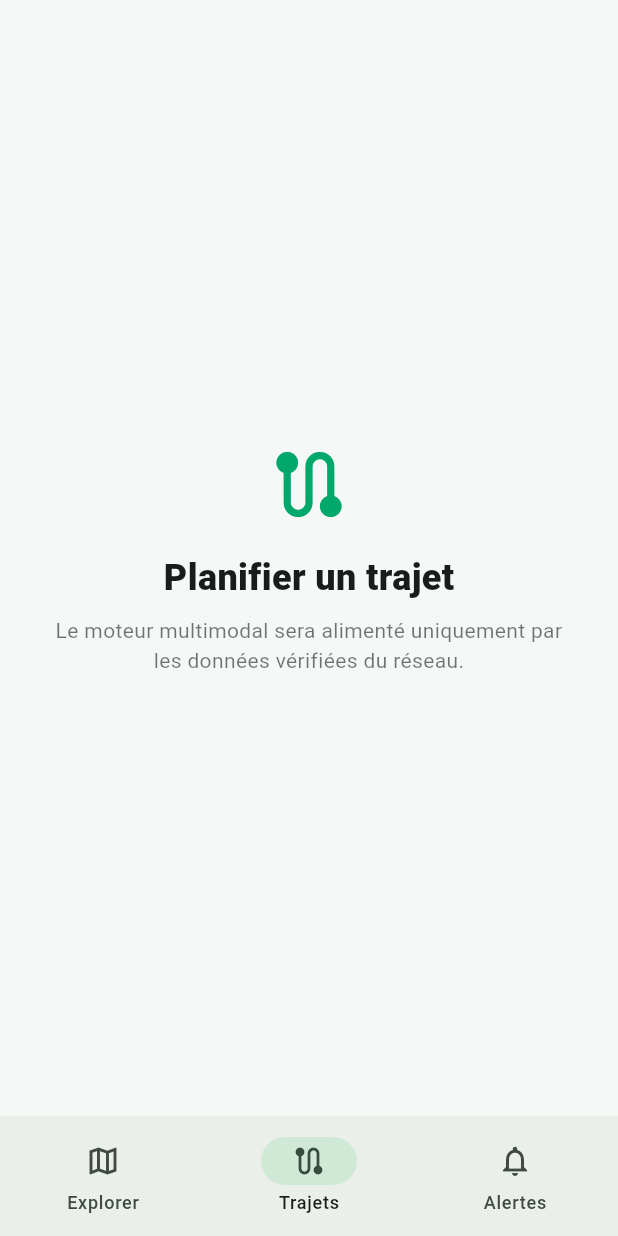
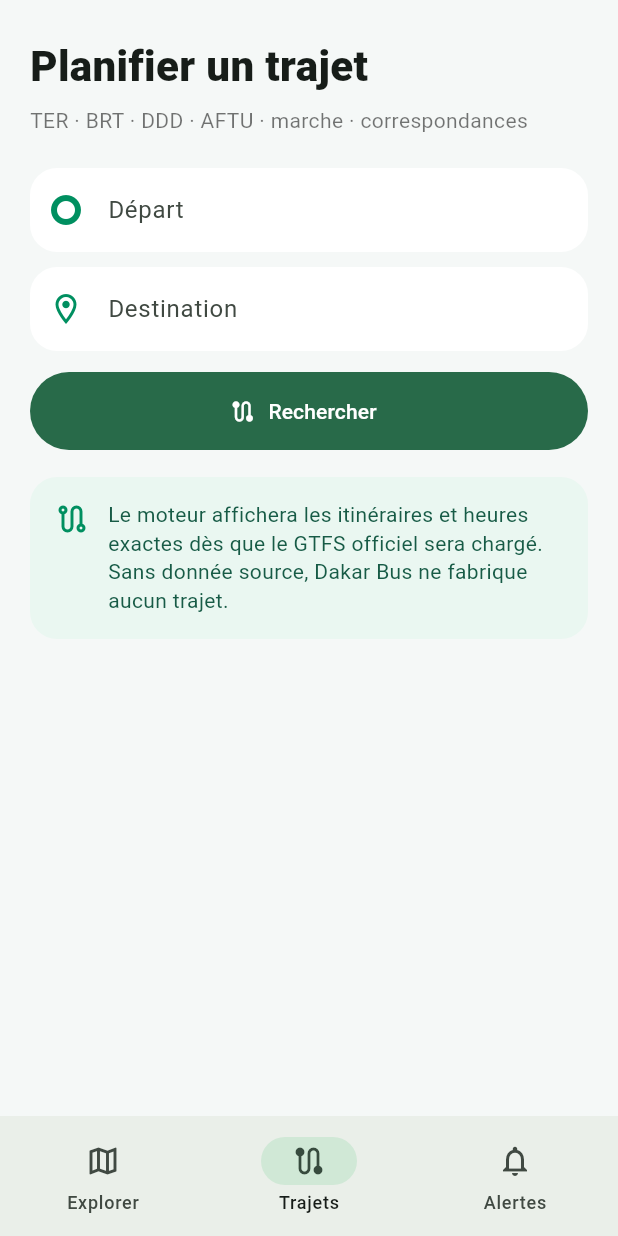
Before and after one commit to yanks880/Dakar-trajet, a Flutter app: the screen it shows after launch, item 2 of the bottom bar chosen, on a phone screen of 412 x 824 dp. Run offline on Flutter 3.47's test engine with Material 3 defaults, Android fonts, the phone set to English and light mode, and no system bars; our stand-ins replace flutter_map, geolocator, latlong2; Roboto replaces fonts that are missing (sans).

Commit message:
feat: add multimodal search, verified schedules and GPS UI

```diff
--- a/lib/main.dart
+++ b/lib/main.dart
@@ -1,55 +1,38 @@
 import 'package:flutter/material.dart';
 import 'package:flutter_map/flutter_map.dart';
 import 'package:latlong2/latlong.dart';
+
+import 'data/verified_network.dart';
+import 'domain/mobility_models.dart';
+import 'services/gps_service.dart';
 
 void main() => runApp(const DakarBusApp());
 
 class DakarBusApp extends StatelessWidget {
   const DakarBusApp({super.key});
-
   @override
-  Widget build(BuildContext context) {
-    return MaterialApp(
+  Widget build(BuildContext context) => MaterialApp(
     title: 'Dakar Bus',
     debugShowCheckedModeBanner: false,
     theme: ThemeData(
       useMaterial3: true,
-        fontFamily: 'sans',
-        colorScheme: ColorScheme.fromSeed(
-          seedColor: const Color(0xFF00A86B),
-          brightness: Brightness.light,
-        ),
+      colorScheme: ColorScheme.fromSeed(seedColor: const Color(0xFF00A86B), brightness: Brightness.light),
       scaffoldBackgroundColor: const Color(0xFFF5F8F7),
     ),
     home: const HomePage(),
   );
 }
-}
 
 class HomePage extends StatefulWidget {
   const HomePage({super.key});
-  @override
-  State<HomePage> createState() => _HomePageState();
+  @override State<HomePage> createState() => _HomePageState();
 }
 
 class _HomePageState extends State<HomePage> {
   int tab = 0;
-
-  static const dakar = LatLng(14.7167, -17.4677);
-
   @override
-  Widget build(BuildContext context) {
-    return Scaffold(
-      body: SafeArea(
-        child: IndexedStack(
-          index: tab,
-          children: const [
-            ExplorerPage(),
-            SearchPage(),
-            AlertsPage(),
-          ],
-        ),
-      ),
+  Widget build(BuildContext context) => Scaffold(
+    body: SafeArea(child: IndexedStack(index: tab, children: const [ExplorerPage(), SearchPage(), AlertsPage()])),
     bottomNavigationBar: NavigationBar(
       selectedIndex: tab,
       onDestinationSelected: (i) => setState(() => tab = i),
@@ -61,121 +44,100 @@
     ),
   );
 }
+
+class ExplorerPage extends StatefulWidget {
+  const ExplorerPage({super.key});
+  @override State<ExplorerPage> createState() => _ExplorerPageState();
 }
 
-class ExplorerPage extends StatelessWidget {
-  const ExplorerPage({super.key});
+class _ExplorerPageState extends State<ExplorerPage> {
+  String gpsLabel = 'Ma position';
+
+  Future<void> locate() async {
+    final position = await GpsService().currentPosition();
+    if (!mounted) return;
+    setState(() {
+      gpsLabel = position == null
+          ? 'Position indisponible'
+          : 'GPS · ${position.latitude.toStringAsFixed(4)}, ${position.longitude.toStringAsFixed(4)}';
+    });
+  }
 
   @override
-  Widget build(BuildContext context) {
-    return CustomScrollView(
+  Widget build(BuildContext context) => CustomScrollView(
     slivers: [
       SliverPadding(
         padding: const EdgeInsets.fromLTRB(20, 18, 20, 8),
         sliver: SliverToBoxAdapter(
-            child: Row(
-              children: [
-                const Expanded(
-                  child: Column(
+          child: Row(children: [
+            const Expanded(child: Column(
               crossAxisAlignment: CrossAxisAlignment.start,
               children: [
                 Text('DAKAR BUS', style: TextStyle(fontSize: 25, fontWeight: FontWeight.w900, letterSpacing: -0.8)),
                 SizedBox(height: 3),
                 Text('Votre mobilité, simplement.', style: TextStyle(color: Colors.black54)),
               ],
-                  ),
-                ),
+            )),
             Container(
               decoration: BoxDecoration(color: const Color(0xFFE3F6EE), borderRadius: BorderRadius.circular(16)),
-                  child: IconButton(onPressed: () {}, icon: const Icon(Icons.my_location, color: Color(0xFF008F60))),
+              child: IconButton(tooltip: 'Utiliser le GPS', onPressed: locate, icon: const Icon(Icons.my_location, color: Color(0xFF008F60))),
             ),
-              ],
-            ),
+          ]),
         ),
       ),
       SliverPadding(
         padding: const EdgeInsets.symmetric(horizontal: 20, vertical: 8),
-          sliver: SliverToBoxAdapter(
-            child: Container(
-              decoration: BoxDecoration(
-                color: Colors.white,
-                borderRadius: BorderRadius.circular(22),
-                boxShadow: [BoxShadow(color: Colors.black.withOpacity(.07), blurRadius: 24, offset: const Offset(0, 8))],
-              ),
+        sliver: SliverToBoxAdapter(child: Container(
+          decoration: BoxDecoration(color: Colors.white, borderRadius: BorderRadius.circular(22), boxShadow: [BoxShadow(color: Colors.black.withOpacity(.07), blurRadius: 24, offset: const Offset(0, 8))]),
           child: const Padding(
             padding: EdgeInsets.all(16),
-                child: Row(
-                  children: [
-                    Icon(Icons.search, color: Color(0xFF008F60)),
-                    SizedBox(width: 12),
+            child: Row(children: [
+              Icon(Icons.search, color: Color(0xFF008F60)), SizedBox(width: 12),
               Expanded(child: Text('Où voulez-vous aller ?', style: TextStyle(fontSize: 16, color: Colors.black54))),
               Icon(Icons.tune, size: 20, color: Colors.black45),
-                  ],
+            ]),
           ),
-              ),
-            ),
-          ),
+        )),
       ),
       SliverPadding(
-          padding: const EdgeInsets.fromLTRB(20, 8, 20, 12),
-          sliver: SliverToBoxAdapter(
-            child: ClipRRect(
+        padding: const EdgeInsets.fromLTRB(20, 4, 20, 12),
+        sliver: SliverToBoxAdapter(child: Text(gpsLabel, style: const TextStyle(fontSize: 12, color: Colors.black54))),
+      ),
+      SliverPadding(
+        padding: const EdgeInsets.fromLTRB(20, 4, 20, 12),
+        sliver: SliverToBoxAdapter(child: ClipRRect(
           borderRadius: BorderRadius.circular(28),
           child: SizedBox(
-                height: 330,
-                child: Stack(
-                  children: [
+            height: 300,
+            child: Stack(children: [
               FlutterMap(
                 options: const MapOptions(initialCenter: LatLng(14.7167, -17.4677), initialZoom: 12.2),
                 children: [
-                        TileLayer(
-                          urlTemplate: 'https://tile.openstreetmap.org/{z}/{x}/{y}.png',
-                          userAgentPackageName: 'com.dakarbus.app',
-                        ),
-                        const RichAttributionWidget(
-                          attributions: [TextSourceAttribution('OpenStreetMap contributors')],
-                        ),
+                  TileLayer(urlTemplate: 'https://tile.openstreetmap.org/{z}/{x}/{y}.png', userAgentPackageName: 'com.dakarbus.app'),
+                  const RichAttributionWidget(attributions: [TextSourceAttribution('OpenStreetMap contributors')]),
                 ],
               ),
+              const Positioned(top: 14, left: 14, child: _MapPill(icon: Icons.layers_outlined, label: 'Réseau')),
               Positioned(
-                      top: 14,
-                      left: 14,
-                      child: _MapPill(icon: Icons.layers_outlined, label: 'Réseau'),
-                    ),
-                    Positioned(
-                      bottom: 14,
-                      right: 14,
+                bottom: 14, right: 14,
                 child: FloatingActionButton.small(
-                        heroTag: 'gps',
-                        backgroundColor: Colors.white,
-                        foregroundColor: const Color(0xFF008F60),
-                        onPressed: () {},
-                        child: const Icon(Icons.my_location),
+                  heroTag: 'gps', backgroundColor: Colors.white, foregroundColor: const Color(0xFF008F60),
+                  onPressed: locate, child: const Icon(Icons.my_location),
                 ),
               ),
-                  ],
+            ]),
           ),
-              ),
-            ),
-          ),
+        )),
       ),
       const SliverPadding(
         padding: EdgeInsets.fromLTRB(20, 8, 20, 6),
-          sliver: SliverToBoxAdapter(child: Text('Réseau', style: TextStyle(fontSize: 20, fontWeight: FontWeight.w800))),
+        sliver: SliverToBoxAdapter(child: Text('Horaires & passages', style: TextStyle(fontSize: 20, fontWeight: FontWeight.w800))),
       ),
       SliverPadding(
-          padding: const EdgeInsets.fromLTRB(20, 4, 20, 24),
-          sliver: SliverToBoxAdapter(
-            child: Wrap(
-              spacing: 10,
-              runSpacing: 10,
-              children: const [
-                _ModeChip('TER', Icons.train_outlined),
-                _ModeChip('BRT', Icons.directions_bus_outlined),
-                _ModeChip('DDD', Icons.directions_bus_filled_outlined),
-                _ModeChip('AFTU', Icons.airport_shuttle_outlined),
-              ],
-            ),
+        padding: const EdgeInsets.fromLTRB(20, 4, 20, 12),
+        sliver: SliverList.builder(
+          itemCount: VerifiedNetwork.initialDepartures.length,
+          itemBuilder: (context, index) => _ScheduleCard(departure: VerifiedNetwork.initialDepartures[index]),
         ),
       ),
       const SliverPadding(
@@ -185,29 +147,54 @@
     ],
   );
 }
+
+class SearchPage extends StatefulWidget {
+  const SearchPage({super.key});
+  @override State<SearchPage> createState() => _SearchPageState();
 }
 
-class SearchPage extends StatelessWidget {
-  const SearchPage({super.key});
+class _SearchPageState extends State<SearchPage> {
+  final from = TextEditingController();
+  final to = TextEditingController();
+  bool searching = false;
+
+  void search() {
+    FocusScope.of(context).unfocus();
+    setState(() => searching = true);
+    Future.delayed(const Duration(milliseconds: 500), () {
+      if (mounted) setState(() => searching = false);
+    });
+  }
 
   @override
-  Widget build(BuildContext context) => const Center(
-    child: Padding(
-      padding: EdgeInsets.all(28),
-      child: Column(mainAxisAlignment: MainAxisAlignment.center, children: [
-        Icon(Icons.route, size: 58, color: Color(0xFF00A86B)),
-        SizedBox(height: 16),
-        Text('Planifier un trajet', style: TextStyle(fontSize: 24, fontWeight: FontWeight.w800)),
-        SizedBox(height: 8),
-        Text('Le moteur multimodal sera alimenté uniquement par les données vérifiées du réseau.', textAlign: TextAlign.center, style: TextStyle(color: Colors.black54, height: 1.4)),
-      ]),
+  void dispose() { from.dispose(); to.dispose(); super.dispose(); }
+
+  @override
+  Widget build(BuildContext context) => ListView(
+    padding: const EdgeInsets.fromLTRB(20, 24, 20, 28),
+    children: [
+      const Text('Planifier un trajet', style: TextStyle(fontSize: 28, fontWeight: FontWeight.w900)),
+      const SizedBox(height: 6),
+      const Text('TER · BRT · DDD · AFTU · marche · correspondances', style: TextStyle(color: Colors.black54)),
+      const SizedBox(height: 22),
+      _SearchField(controller: from, label: 'Départ', icon: Icons.trip_origin),
+      const SizedBox(height: 10),
+      _SearchField(controller: to, label: 'Destination', icon: Icons.location_on_outlined),
+      const SizedBox(height: 14),
+      FilledButton.icon(
+        onPressed: searching ? null : search,
+        icon: const Icon(Icons.route),
+        label: Text(searching ? 'Recherche…' : 'Rechercher'),
+        style: FilledButton.styleFrom(minimumSize: const Size.fromHeight(52)),
       ),
+      const SizedBox(height: 18),
+      const _EngineNotice(),
+    ],
   );
 }
 
 class AlertsPage extends StatelessWidget {
   const AlertsPage({super.key});
-
   @override
   Widget build(BuildContext context) => const Center(
     child: Padding(
@@ -223,6 +210,69 @@
   );
 }
 
+class _ScheduleCard extends StatelessWidget {
+  final Departure departure;
+  const _ScheduleCard({required this.departure});
+  @override
+  Widget build(BuildContext context) {
+    final available = departure.status != ScheduleStatus.unknown;
+    return Container(
+      margin: const EdgeInsets.only(bottom: 10),
+      padding: const EdgeInsets.all(15),
+      decoration: BoxDecoration(color: Colors.white, borderRadius: BorderRadius.circular(20), border: Border.all(color: const Color(0xFFE1ECE7))),
+      child: Row(children: [
+        Container(
+          width: 44, height: 44,
+          decoration: BoxDecoration(color: available ? const Color(0xFFE5F7EF) : const Color(0xFFF0F2F1), borderRadius: BorderRadius.circular(14)),
+          child: Icon(departure.mode == MobilityMode.ter ? Icons.train_outlined : Icons.directions_bus_outlined, color: available ? const Color(0xFF008F60) : Colors.black45),
+        ),
+        const SizedBox(width: 12),
+        Expanded(child: Column(crossAxisAlignment: CrossAxisAlignment.start, children: [
+          Text(departure.label, style: const TextStyle(fontWeight: FontWeight.w900)),
+          const SizedBox(height: 3),
+          Text(departure.direction ?? '', style: const TextStyle(color: Colors.black54, fontSize: 12)),
+          const SizedBox(height: 4),
+          Text(
+            departure.mode == MobilityMode.brt ? '06:00–21:00 · départ toutes les 6 mn' : departure.waitLabel,
+            style: TextStyle(color: available ? const Color(0xFF008F60) : Colors.black45, fontWeight: FontWeight.w800, fontSize: 13),
+          ),
+        ])),
+      ]),
+    );
+  }
+}
+
+class _EngineNotice extends StatelessWidget {
+  const _EngineNotice();
+  @override
+  Widget build(BuildContext context) => Container(
+    padding: const EdgeInsets.all(16),
+    decoration: BoxDecoration(color: const Color(0xFFEAF7F1), borderRadius: BorderRadius.circular(18)),
+    child: const Row(crossAxisAlignment: CrossAxisAlignment.start, children: [
+      Icon(Icons.route_outlined, color: Color(0xFF008F60)), SizedBox(width: 12),
+      Expanded(child: Text('Le moteur affichera les itinéraires et heures exactes dès que le GTFS officiel sera chargé. Sans donnée source, Dakar Bus ne fabrique aucun trajet.', style: TextStyle(color: Color(0xFF175B46), height: 1.35))),
+    ]),
+  );
+}
+
+class _SearchField extends StatelessWidget {
+  final TextEditingController controller;
+  final String label;
+  final IconData icon;
+  const _SearchField({required this.controller, required this.label, required this.icon});
+  @override
+  Widget build(BuildContext context) => TextField(
+    controller: controller,
+    textInputAction: TextInputAction.next,
+    decoration: InputDecoration(
+      labelText: label,
+      prefixIcon: Icon(icon, color: const Color(0xFF008F60)),
+      filled: true, fillColor: Colors.white,
+      border: OutlineInputBorder(borderRadius: BorderRadius.circular(18), borderSide: BorderSide.none),
+    ),
+  );
+}
+
 class _MapPill extends StatelessWidget {
   final IconData icon;
   final String label;
@@ -234,18 +284,6 @@
   );
 }
 
-class _ModeChip extends StatelessWidget {
-  final String label;
-  final IconData icon;
-  const _ModeChip(this.label, this.icon);
-  @override
-  Widget build(BuildContext context) => Container(
-    padding: const EdgeInsets.symmetric(horizontal: 14, vertical: 11),
-    decoration: BoxDecoration(color: Colors.white, borderRadius: BorderRadius.circular(16), border: Border.all(color: const Color(0xFFDDE9E4))),
-    child: Row(mainAxisSize: MainAxisSize.min, children: [Icon(icon, size: 19, color: const Color(0xFF008F60)), const SizedBox(width: 7), Text(label, style: const TextStyle(fontWeight: FontWeight.w800))]),
-  );
-}
-
 class _DataNotice extends StatelessWidget {
   const _DataNotice();
   @override
@@ -253,9 +291,8 @@
     padding: const EdgeInsets.all(16),
     decoration: BoxDecoration(color: const Color(0xFFEAF7F1), borderRadius: BorderRadius.circular(18)),
     child: const Row(crossAxisAlignment: CrossAxisAlignment.start, children: [
-      Icon(Icons.shield_outlined, color: Color(0xFF008F60)),
-      SizedBox(width: 12),
-      Expanded(child: Text('Données vérifiées uniquement. Les horaires, fréquences et positions temps réel seront affichés seulement lorsqu’une source fiable est disponible.', style: TextStyle(color: Color(0xFF175B46), height: 1.35))),
+      Icon(Icons.shield_outlined, color: Color(0xFF008F60)), SizedBox(width: 12),
+      Expanded(child: Text('Données vérifiées uniquement. Les horaires exacts, fréquences et positions temps réel sont affichés seulement lorsqu’une source fiable est disponible.', style: TextStyle(color: Color(0xFF175B46), height: 1.35))),
     ]),
   );
 }
```
Lines whose indentation alone changed are shown as unchanged.
